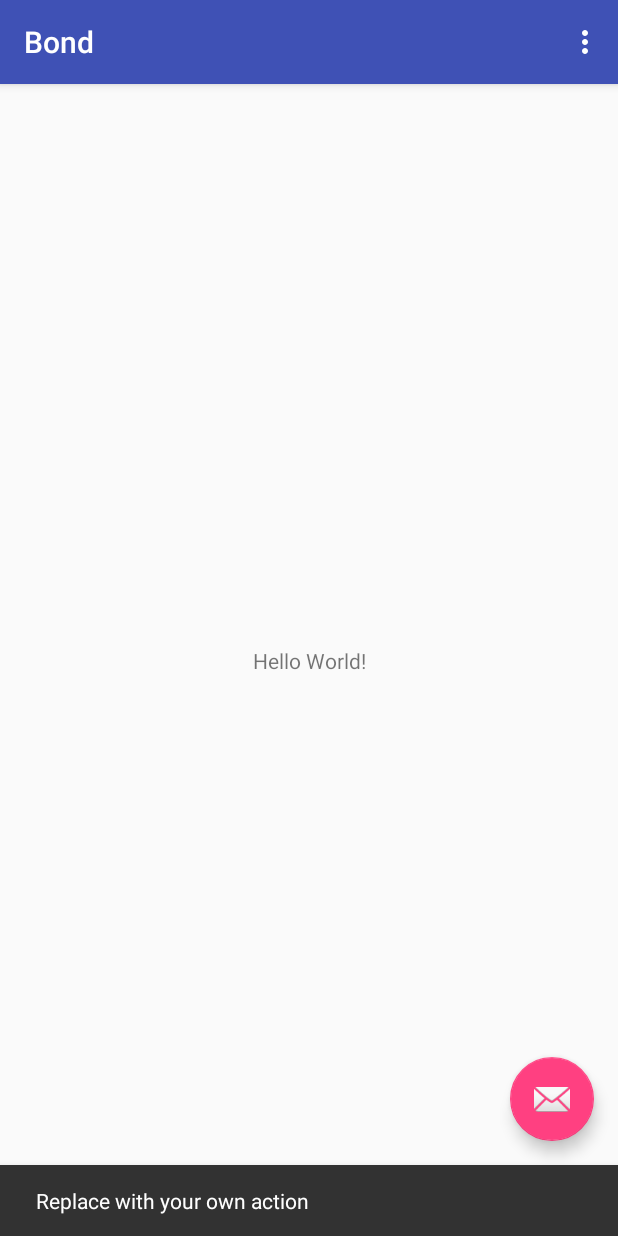
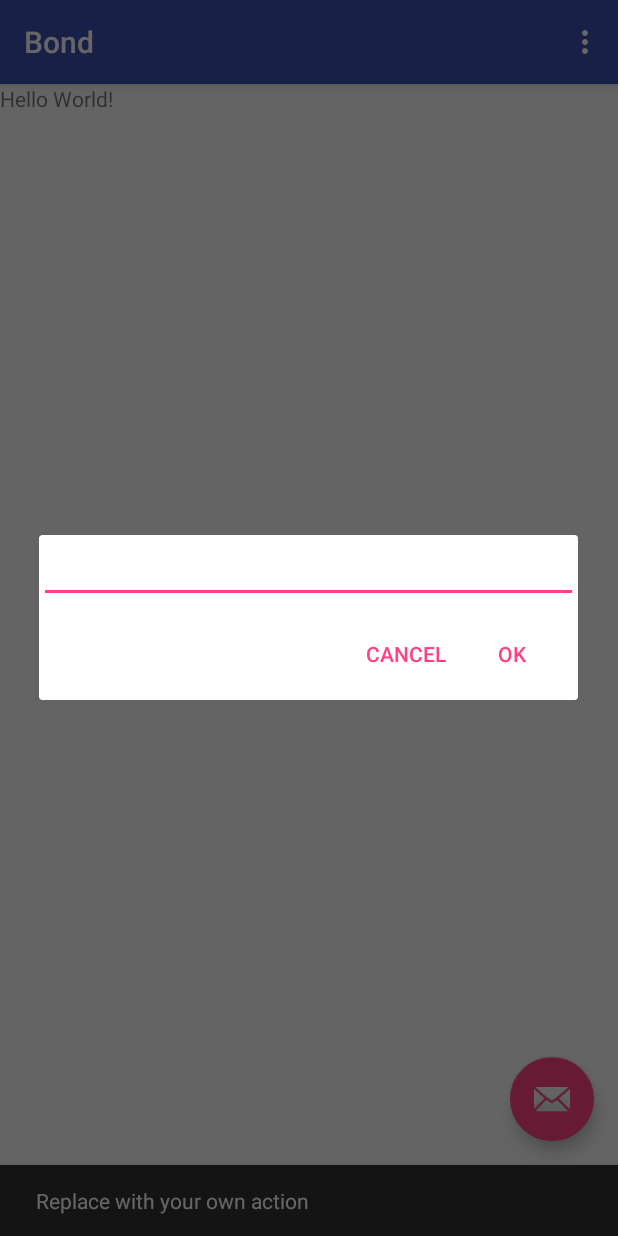
Before and after one commit to vantrinh7/Bond, an Android app: the screen it shows after launch (MainContactScreen), after a tap on an icon or button, on a phone screen of 412 x 824 dp. Run offline under Robolectric (Android 15) with nearby library versions, the phone set to English and light mode, and no system bars.

Commit message:
Added Dialog button actions

```diff
--- a/app/src/main/java/com/example/demouser/bond/MainContactScreen.java
+++ b/app/src/main/java/com/example/demouser/bond/MainContactScreen.java
@@ -1,15 +1,20 @@
 package com.example.demouser.bond;
 
+import android.content.DialogInterface;
 import android.os.Bundle;
 import android.support.design.widget.FloatingActionButton;
 import android.support.design.widget.Snackbar;
+import android.support.v7.app.AlertDialog;
 import android.support.v7.app.AppCompatActivity;
 import android.support.v7.widget.Toolbar;
+import android.text.InputType;
 import android.view.View;
 import android.view.Menu;
 import android.view.MenuItem;
+import android.widget.EditText;
 
 public class MainContactScreen extends AppCompatActivity {
+    private String m_Text = "";
 
     @Override
     protected void onCreate(Bundle savedInstanceState) {
@@ -24,10 +29,34 @@ public class MainContactScreen extends AppCompatActivity {
             public void onClick(View view) {
                 Snackbar.make(view, "Replace with your own action", Snackbar.LENGTH_LONG)
                         .setAction("Action", null).show();
+                initiateAddButton();
             }
         });
     }
 
+    public void initiateAddButton(){
+
+        final AlertDialog.Builder builder = new AlertDialog.Builder(this);
+        final EditText input = new EditText(this);
+        input.setInputType(InputType.TYPE_CLASS_TEXT);
+        builder.setView(input);
+        // Set up the buttons
+        builder.setPositiveButton("OK", new DialogInterface.OnClickListener() {
+            @Override
+            public void onClick(DialogInterface dialog, int which) {
+                m_Text = input.getText().toString();
+            }
+        });
+        builder.setNegativeButton("Cancel", new DialogInterface.OnClickListener() {
+            @Override
+            public void onClick(DialogInterface dialog, int which) {
+                dialog.cancel();
+            }
+        });
+        builder.show();
+
+
+    }
     @Override
     public boolean onCreateOptionsMenu(Menu menu) {
         // Inflate the menu; this adds items to the action bar if it is present.
--- a/app/src/main/res/layout/content_main_contact_screen.xml
+++ b/app/src/main/res/layout/content_main_contact_screen.xml
@@ -8,13 +8,19 @@
     tools:context="com.example.demouser.bond.MainContactScreen"
     tools:showIn="@layout/activity_main_contact_screen">
 
+    <LinearLayout
+        android:layout_width="match_parent"
+        android:layout_height="match_parent"
+        android:orientation="vertical">
+
         <TextView
-        android:layout_width="wrap_content"
+            android:layout_width="match_parent"
             android:layout_height="wrap_content"
             android:text="Hello World!"
             app:layout_constraintBottom_toBottomOf="parent"
             app:layout_constraintLeft_toLeftOf="parent"
             app:layout_constraintRight_toRightOf="parent"
             app:layout_constraintTop_toTopOf="parent" />
+    </LinearLayout>
 
 </android.support.constraint.ConstraintLayout>
```
Lines whose indentation alone changed are shown as unchanged.
